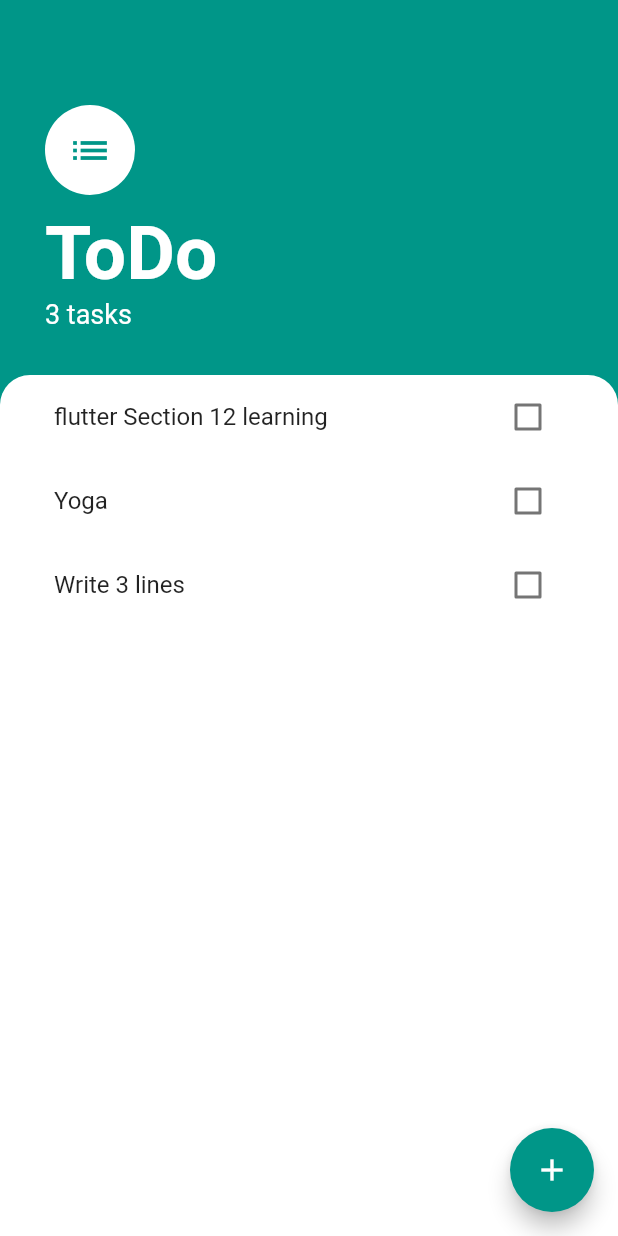
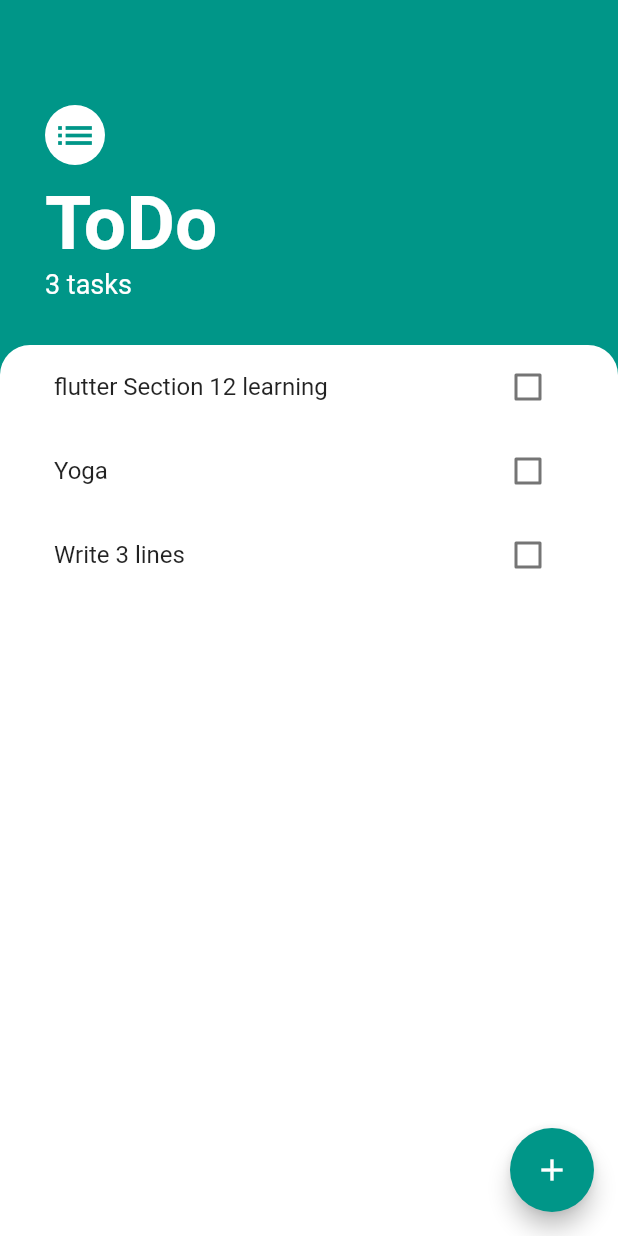
Before and after one commit to swatkat1127/To_Do_List, a Flutter app: the screen it shows after launch, on a phone screen of 412 x 824 dp. Run offline on Flutter 3.47's test engine with Material 2 defaults, Android fonts, the phone set to English and light mode, and no system bars.

```diff
--- a/lib/screens/tasks_screen.dart
+++ b/lib/screens/tasks_screen.dart
@@ -36,7 +36,7 @@ class TasksScreen extends StatelessWidget {
                     color: Colors.teal,
                   ),
                   backgroundColor: Colors.white,
-                  radius: 30.0,
+                  radius: 20.0,
                 ),
                 SizedBox(
                   height: 10,
```
